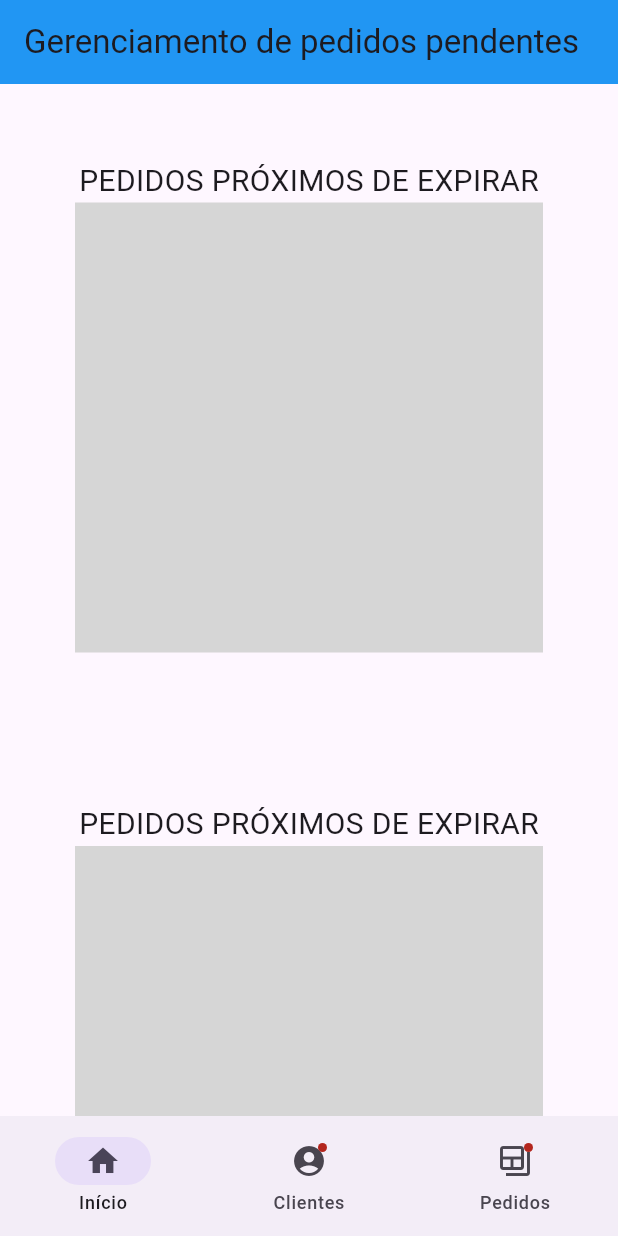
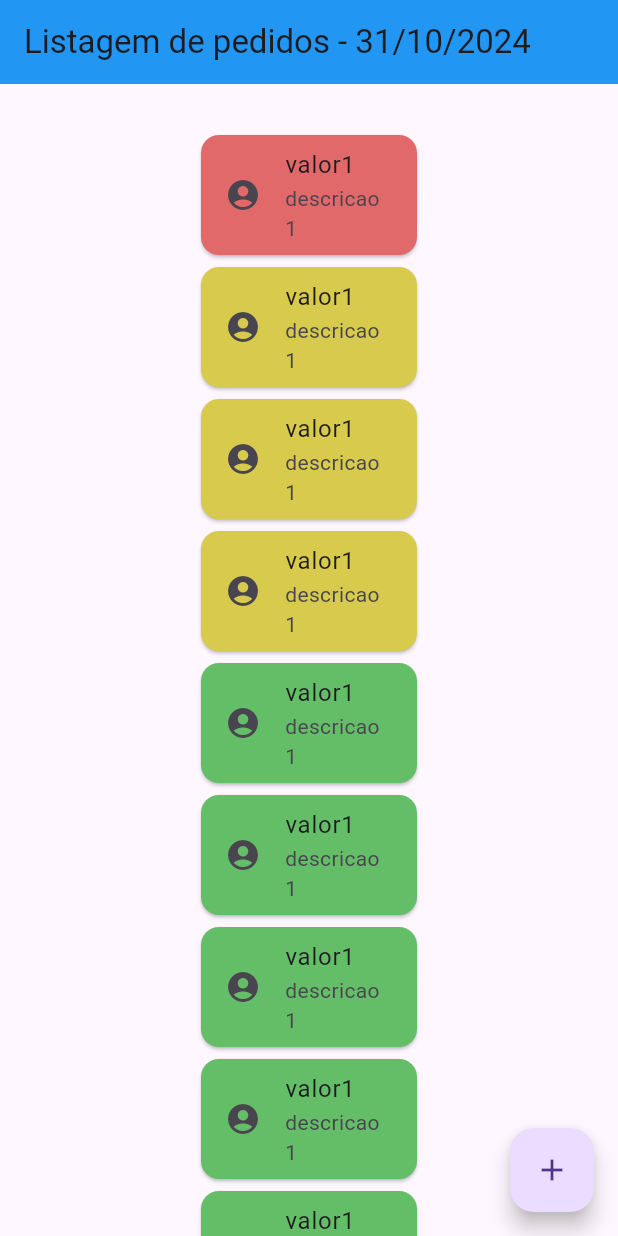
Before and after one commit to renanjava/gerenciador-pedidos, a Flutter app: the screen it shows after launch, on a phone screen of 412 x 824 dp. Run offline on Flutter 3.47's test engine with Material 3 defaults, Android fonts, the light colour scheme and no system bars.

Commit message:
listagem de pedidos

```diff
--- a/mobile/lib/main.dart
+++ b/mobile/lib/main.dart
@@ -1,6 +1,10 @@
 import 'package:flutter/material.dart';
 import 'package:gerenciador_pedidos/screens/home.dart';
+import 'package:gerenciador_pedidos/screens/listagem-pedido.dart';
 
 void main() {
-  runApp(const Home());
+  runApp(
+    //const Home()
+    const ListagemCliente()
+    );
 }
--- a/mobile/lib/screens/home.dart
+++ b/mobile/lib/screens/home.dart
@@ -1,6 +1,6 @@
 import 'package:flutter/material.dart';
 
-const pageTitle = 'Gerenciamento de pedidos pendentes';
+const tituloPagina = 'Gerenciamento de pedidos pendentes';
 
 class Home extends StatelessWidget {
   const Home({super.key});
@@ -10,7 +10,7 @@ class Home extends StatelessWidget {
     return MaterialApp(
       home: Scaffold(
         appBar: AppBar(
-          title: const Text(pageTitle),
+          title: const Text(tituloPagina),
           backgroundColor: Colors.blue,
         ),
         body: ListView(
@@ -89,16 +89,16 @@ class Home extends StatelessWidget {
         bottomNavigationBar: NavigationBar(
           destinations: const [
             NavigationDestination(
-              selectedIcon: Icon(Icons.home),
+              //selectedIcon: Icon(Icons.home),
               icon: Icon(Icons.home_outlined),
               label: 'Início',
             ),
             NavigationDestination(
-              icon: Badge(child: Icon(Icons.account_circle)),
+              icon: Icon(Icons.account_circle),
               label: 'Clientes',
             ),
             NavigationDestination(
-              icon: Badge(child: Icon(Icons.backup_table)),
+              icon: Icon(Icons.backup_table),
               label: 'Pedidos',
             ),
           ],
--- /dev/null
+++ b/mobile/lib/screens/listagem-pedido.dart
@@ -0,0 +1,140 @@
+// ignore_for_file: file_names
+import 'package:flutter/material.dart';
+
+const tituloPagina = 'Listagem de pedidos';
+final dataAtual = DateTime.now();
+const vermelho = Color.fromARGB(255, 226, 105, 105);
+const amarelo = Color.fromARGB(255, 216, 202, 77);
+const verde = Color.fromARGB(255, 100, 190, 103);
+
+class ListagemCliente extends StatelessWidget {
+  const ListagemCliente({super.key});
+
+  @override
+  Widget build(BuildContext context) {
+    return MaterialApp(
+      home: Scaffold(
+        appBar: AppBar(
+          title: Text('$tituloPagina - ${dataAtual.day}/${dataAtual.month}/${dataAtual.year}'),
+          backgroundColor: Colors.blue,
+        ),
+        body: ListView(
+          children: const [
+            Padding(
+              padding: EdgeInsets.fromLTRB(
+                130.0,
+                30.0,
+                130.0,
+                30.0,
+              ),
+              child: Column(
+                children: [
+                  Card(
+                    color: vermelho,
+                    child: ListTile(
+                      leading: Icon(Icons.account_circle),
+                      title: Text('valor1'),
+                      subtitle: Text('descricao1'),
+                    ),
+                  ),
+                  Card(
+                    color: amarelo,
+                    child: ListTile(
+                      leading: Icon(Icons.account_circle),
+                      title: Text('valor1'),
+                      subtitle: Text('descricao1'),
+                    ),
+                  ),
+                  Card(
+                    color: amarelo,
+                    child: ListTile(
+                      leading: Icon(Icons.account_circle),
+                      title: Text('valor1'),
+                      subtitle: Text('descricao1'),
+                    ),
+                  ),
+                  Card(
+                    color: amarelo,
+                    child: ListTile(
+                      leading: Icon(Icons.account_circle),
+                      title: Text('valor1'),
+                      subtitle: Text('descricao1'),
+                    ),
+                  ),
+                  Card(
+                    color: verde,
+                    child: ListTile(
+                      leading: Icon(Icons.account_circle),
+                      title: Text('valor1'),
+                      subtitle: Text('descricao1'),
+                    ),
+                  ),
+                  Card(
+                    color: verde,
+                    child: ListTile(
+                      leading: Icon(Icons.account_circle),
+                      title: Text('valor1'),
+                      subtitle: Text('descricao1'),
+                    ),
+                  ),
+                  Card(
+                    color: verde,
+                    child: ListTile(
+                      leading: Icon(Icons.account_circle),
+                      title: Text('valor1'),
+                      subtitle: Text('descricao1'),
+                    ),
+                  ),
+                  Card(
+                    color: verde,
+                    child: ListTile(
+                      leading: Icon(Icons.account_circle),
+                      title: Text('valor1'),
+                      subtitle: Text('descricao1'),
+                    ),
+                  ),
+                  Card(
+                    color: verde,
+                    child: ListTile(
+                      leading: Icon(Icons.account_circle),
+                      title: Text('valor1'),
+                      subtitle: Text('descricao1'),
+                    ),
+                  ),
+                  Card(
+                    color: verde,
+                    child: ListTile(
+                      leading: Icon(Icons.account_circle),
+                      title: Text('valor1'),
+                      subtitle: Text('descricao1'),
+                    ),
+                  ),
+                  Card(
+                    color: verde,
+                    child: ListTile(
+                      leading: Icon(Icons.account_circle),
+                      title: Text('valor1'),
+                      subtitle: Text('descricao1'),
+                    ),
+                  ),
+                  Card(
+                    color: verde,
+                    child: ListTile(
+                      leading: Icon(Icons.account_circle),
+                      title: Text('valor1'),
+                      subtitle: Text('descricao1'),
+                    ),
+                  ),
+                ],
+              ),
+            ),
+          ],
+        ),
+        floatingActionButton: FloatingActionButton(
+          onPressed: () {},
+          child: const Icon(Icons.add),
+        ),
+      ),
+    );
+  }
+}
```
